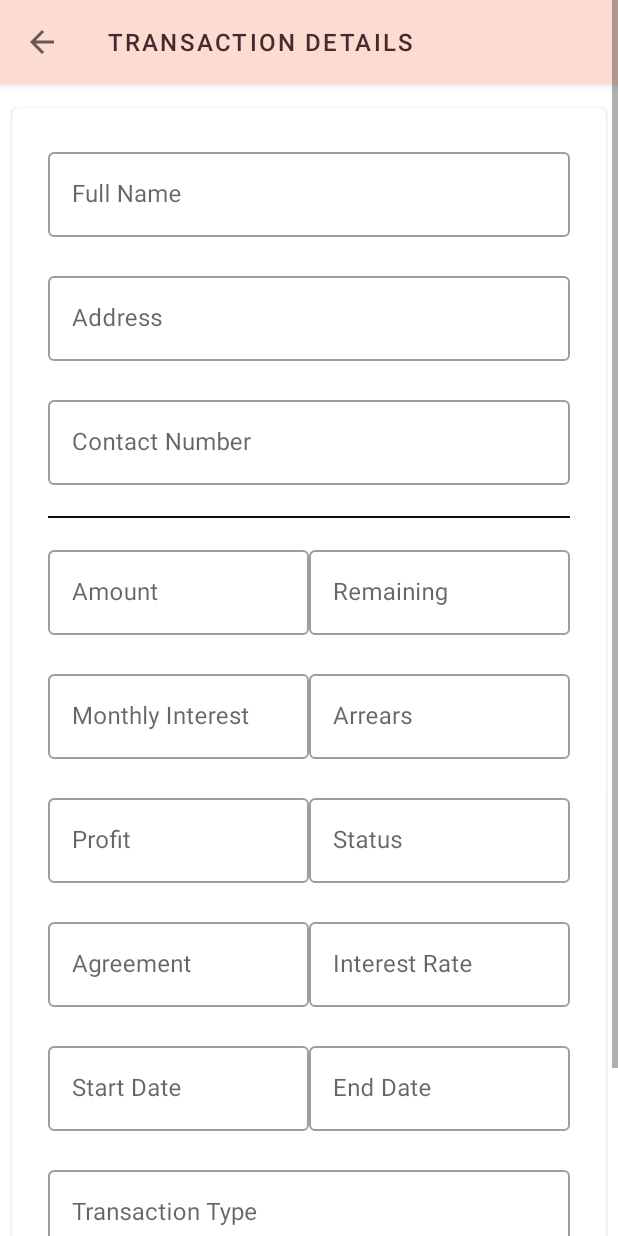
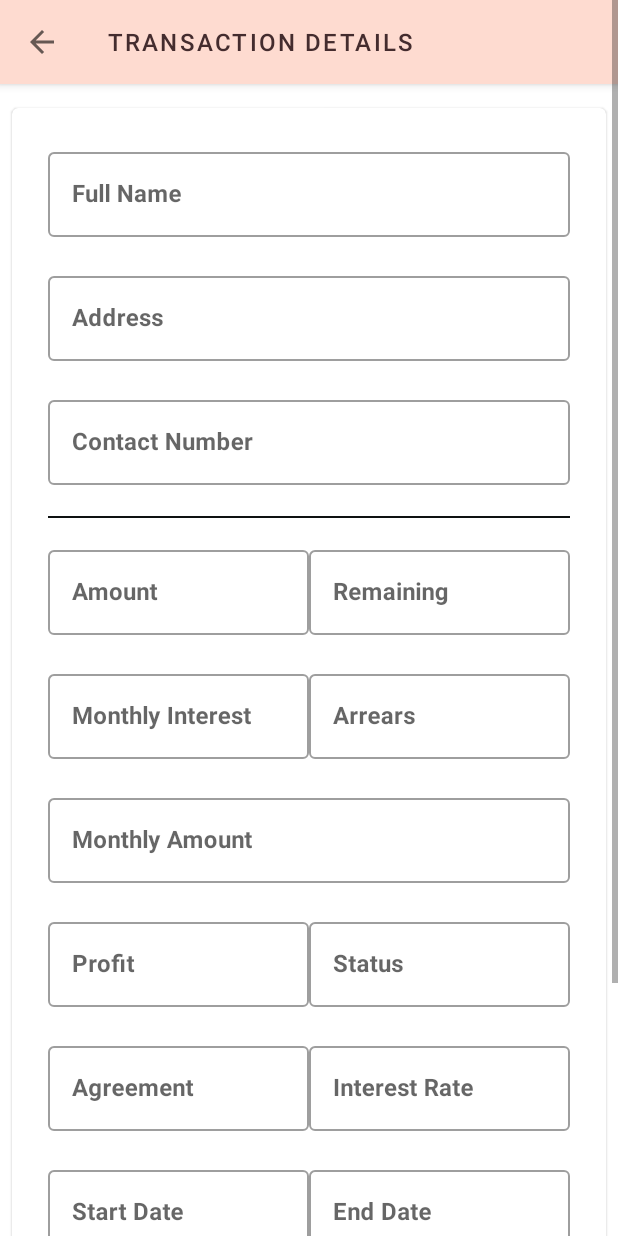
Before and after one commit to Hansaanuradha93/mLender, an Android app: the TransactionDetailsActivity screen opened directly, with no data from a screen before it, on a phone screen of 412 x 824 dp. Run offline under Robolectric (Android 15) with nearby library versions, the phone set to English and light mode, and no system bars; our stand-ins replace Firebase (no records; nobody signed in at launch, a user with empty details on screens opened directly); 3 statements that could not run were skipped.

Commit message:
transaction details layout changes

```diff
--- a/app/src/main/java/com/example/hansaanuradha/mlender/TransactionDetailsActivity.kt
+++ b/app/src/main/java/com/example/hansaanuradha/mlender/TransactionDetailsActivity.kt
@@ -104,6 +104,7 @@ class TransactionDetailsActivity : AppCompatActivity() {
 
                             val startDateString : String = formatter.format(transaction.startDate)
                             val endDateString : String = formatter.format(transaction.endDate)
+                            val toBePaid = transaction?.interestToRecieve!! + transaction?.arrears!!
                             var transactionType : String ?= null
                             transactionType = if(transaction.onlyInterest as Boolean)
                                 "Only Interest"
@@ -119,7 +120,7 @@ class TransactionDetailsActivity : AppCompatActivity() {
                             agreementType = if(transaction.promissoryNote as Boolean)
                                 "Promissory note"
                             else
-                                "Land"
+                                "Deed"
 
                             // Assign values to TextBoxes
 
@@ -129,6 +130,7 @@ class TransactionDetailsActivity : AppCompatActivity() {
                             getMonthlyInterestAmountEditText.setText(transaction.interestToRecieve.toString())
                             getTotalProfitEditText.setText(transaction.totalProfit.toString())
                             getArrearsEditText.setText(transaction.arrears.toString())
+                            getToBePaidEditText.setText(toBePaid.toString())
                             getStartDateEditText.setText(startDateString)
                             getEndDateEditText.setText(endDateString)
                             getTransactionTypeEditText.setText(transactionType)
@@ -144,7 +146,7 @@ class TransactionDetailsActivity : AppCompatActivity() {
                             getTotalProfitEditText.setTextColor(Color.rgb(0,100,0))
                             getAgreementTypeEditText.setTextColor(Color.rgb(0,100,0))
                             getStatusEditText.setTextColor(Color.rgb(0,100,0))
-
+                            getToBePaidEditText.setTextColor(Color.rgb(255,0,0))
 
                             if(transaction.arrears!! > 0.0)
                                 getArrearsEditText.setTextColor(Color.rgb(255,0,0))
--- a/app/src/main/res/layout/activity_transaction.xml
+++ b/app/src/main/res/layout/activity_transaction.xml
@@ -326,7 +326,7 @@
                     android:id="@+id/landRadioButton"
                     android:layout_width="wrap_content"
                     android:layout_height="wrap_content"
-                    android:text="Land"/>
+                    android:text="Deed"/>
             </RadioGroup>
         </LinearLayout>
 
--- a/app/src/main/res/layout/activity_transaction_details.xml
+++ b/app/src/main/res/layout/activity_transaction_details.xml
@@ -50,8 +50,9 @@
                 android:id="@+id/getFullNameEditText"
                 android:layout_width="match_parent"
                 android:layout_height="wrap_content"
+                android:enabled="false"
                 android:hint="Full Name"
-                android:enabled="false"/>
+                android:textStyle="bold" />
         </android.support.design.widget.TextInputLayout>
 
         <android.support.design.widget.TextInputLayout
@@ -66,7 +67,8 @@
                 android:layout_width="match_parent"
                 android:layout_height="wrap_content"
                 android:hint="Address"
-                android:enabled="false"/>
+                android:enabled="false"
+                android:textStyle="bold"/>
         </android.support.design.widget.TextInputLayout>
 
         <android.support.design.widget.TextInputLayout
@@ -81,7 +83,8 @@
                 android:layout_width="match_parent"
                 android:layout_height="wrap_content"
                 android:hint="Contact Number"
-                android:enabled="false"/>
+                android:enabled="false"
+                android:textStyle="bold"/>
         </android.support.design.widget.TextInputLayout>
 
 
@@ -109,7 +112,8 @@
                     android:layout_width="match_parent"
                     android:layout_height="wrap_content"
                     android:hint="Amount"
-                    android:enabled="false"/>
+                    android:enabled="false"
+                    android:textStyle="bold"/>
             </android.support.design.widget.TextInputLayout>
 
             <android.support.design.widget.TextInputLayout
@@ -125,12 +129,11 @@
                     android:layout_width="match_parent"
                     android:layout_height="wrap_content"
                     android:hint="Remaining"
-                    android:enabled="false"/>
+                    android:enabled="false"
+                    android:textStyle="bold"/>
             </android.support.design.widget.TextInputLayout>
 
         </LinearLayout>
-
-
 
 
         <LinearLayout
@@ -151,7 +154,8 @@
                     android:layout_width="match_parent"
                     android:layout_height="wrap_content"
                     android:hint="Monthly Interest"
-                    android:enabled="false"/>
+                    android:enabled="false"
+                    android:textStyle="bold"/>
             </android.support.design.widget.TextInputLayout>
 
             <android.support.design.widget.TextInputLayout
@@ -167,10 +171,27 @@
                     android:layout_width="match_parent"
                     android:layout_height="wrap_content"
                     android:hint="Arrears"
-                    android:enabled="false"/>
+                    android:enabled="false"
+                    android:textStyle="bold"/>
             </android.support.design.widget.TextInputLayout>
 
         </LinearLayout>
+
+        <android.support.design.widget.TextInputLayout
+            android:id="@+id/getToBePaidTextInputLayout"
+            android:layout_width="match_parent"
+            android:layout_height="wrap_content"
+            app:errorEnabled="true"
+            style="@style/Widget.MaterialComponents.TextInputLayout.OutlinedBox">
+
+            <android.support.design.widget.TextInputEditText
+                android:id="@+id/getToBePaidEditText"
+                android:layout_width="match_parent"
+                android:layout_height="wrap_content"
+                android:hint="Monthly Amount"
+                android:enabled="false"
+                android:textStyle="bold"/>
+        </android.support.design.widget.TextInputLayout>
 
         <LinearLayout
             android:layout_width="match_parent"
@@ -190,7 +211,8 @@
                     android:layout_width="match_parent"
                     android:layout_height="wrap_content"
                     android:hint="Profit"
-                    android:enabled="false"/>
+                    android:enabled="false"
+                    android:textStyle="bold"/>
             </android.support.design.widget.TextInputLayout>
 
             <android.support.design.widget.TextInputLayout
@@ -206,7 +228,8 @@
                     android:layout_width="match_parent"
                     android:layout_height="wrap_content"
                     android:hint="Status"
-                    android:enabled="false"/>
+                    android:enabled="false"
+                    android:textStyle="bold"/>
             </android.support.design.widget.TextInputLayout>
 
         </LinearLayout>
@@ -230,7 +253,8 @@
                     android:layout_width="match_parent"
                     android:layout_height="wrap_content"
                     android:hint="Agreement"
-                    android:enabled="false"/>
+                    android:enabled="false"
+                    android:textStyle="bold"/>
             </android.support.design.widget.TextInputLayout>
 
             <android.support.design.widget.TextInputLayout
@@ -246,15 +270,11 @@
                     android:layout_width="match_parent"
                     android:layout_height="wrap_content"
                     android:hint="Interest Rate"
-                    android:enabled="false"/>
+                    android:enabled="false"
+                    android:textStyle="bold"/>
             </android.support.design.widget.TextInputLayout>
 
         </LinearLayout>
-
-
-
-
-
 
 
         <LinearLayout
@@ -277,7 +297,8 @@
                     android:hint="Start Date"
                     android:inputType="date"
                     android:maxLength="10"
-                    android:enabled="false"/>
+                    android:enabled="false"
+                    android:textStyle="bold"/>
             </android.support.design.widget.TextInputLayout>
 
             <android.support.design.widget.TextInputLayout
@@ -295,7 +316,8 @@
                     android:hint="End Date"
                     android:inputType="date"
                     android:maxLength="10"
-                    android:enabled="false"/>
+                    android:enabled="false"
+                    android:textStyle="bold"/>
             </android.support.design.widget.TextInputLayout>
 
         </LinearLayout>
@@ -314,7 +336,8 @@
                 android:layout_height="wrap_content"
                 android:hint="Transaction Type"
                 android:enabled="false"
-                android:inputType="text"/>
+                android:inputType="text"
+                android:textStyle="bold"/>
 
         </android.support.design.widget.TextInputLayout>
 
```
Also changed, not shown: 2 other files.
